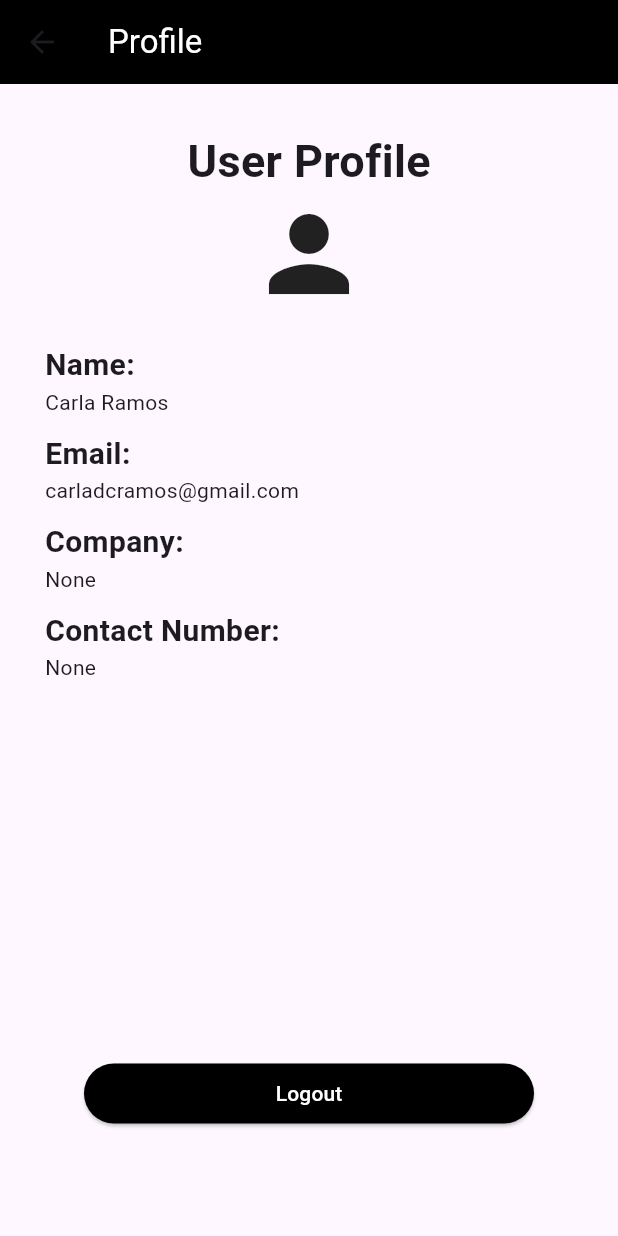
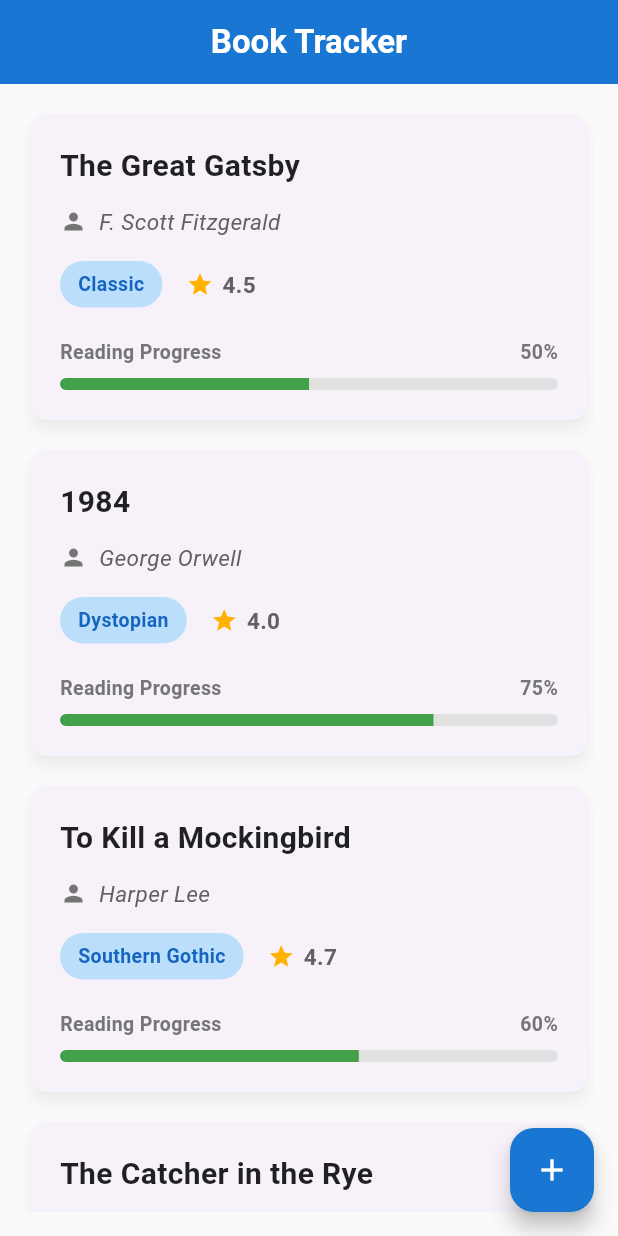
Before and after one commit to carladcramos/book_tracker, a Flutter app: the Dashboard screen opened directly, on a phone screen of 412 x 824 dp. Run offline on Flutter 3.47's test engine with Material 3 defaults, Android fonts, the phone set to English and light mode, and no system bars; Roboto replaces fonts that are missing (Times New Roman).

Commit message:
add book

```diff
--- a/lib/pages/Books.dart
+++ b/lib/pages/Books.dart
@@ -2,7 +2,7 @@ class Books{
   String title;
   String author;
   String genre;
-  String rating;
+  double rating;
   String progress;
 
   Books({
--- a/lib/pages/ItemCard.dart
+++ b/lib/pages/ItemCard.dart
@@ -17,7 +17,7 @@ class ItemCard extends StatelessWidget {
         borderRadius: BorderRadius.circular(12),
       ),
       child: Padding(
-        padding: const EdgeInsets.all(16.0),
+        padding: const EdgeInsets.all(20.0),
         child: Column(
           crossAxisAlignment: CrossAxisAlignment.start,
           children: [
@@ -25,71 +25,73 @@ class ItemCard extends StatelessWidget {
             Text(
               books.title,
               style: const TextStyle(
-                fontSize: 18,
+                fontSize: 20,
                 fontWeight: FontWeight.bold,
                 color: Colors.black87,
               ),
             ),
-            const SizedBox(height: 8),
+            const SizedBox(height: 12),
 
             // Author
             Row(
               children: [
-                Icon(Icons.person, size: 16, color: Colors.grey[600]),
-                const SizedBox(width: 4),
-                Text(
+                Icon(Icons.person, size: 18, color: Colors.grey[600]),
+                const SizedBox(width: 8),
+                Expanded(
+                  child: Text(
                     books.author,
                     style: TextStyle(
-                    fontSize: 14,
+                      fontSize: 15,
                       color: Colors.grey[700],
                       fontStyle: FontStyle.italic,
                     ),
                   ),
+                ),
               ],
             ),
-            const SizedBox(height: 8),
+            const SizedBox(height: 16),
 
             // Genre and Rating Row
             Row(
               children: [
                 // Genre
                 Container(
-                  padding: const EdgeInsets.symmetric(horizontal: 8, vertical: 4),
+                  padding: const EdgeInsets.symmetric(horizontal: 12, vertical: 6),
                   decoration: BoxDecoration(
                     color: Colors.blue[100],
-                    borderRadius: BorderRadius.circular(12),
+                    borderRadius: BorderRadius.circular(16),
                   ),
                   child: Text(
                     books.genre,
                     style: TextStyle(
-                      fontSize: 12,
+                      fontSize: 13,
                       color: Colors.blue[800],
-                      fontWeight: FontWeight.w500,
+                      fontWeight: FontWeight.w600,
                     ),
                   ),
                 ),
-                const SizedBox(width: 12),
+                const SizedBox(width: 16),
 
                 // Rating
                 Row(
                   children: [
-                    Icon(Icons.star, size: 16, color: Colors.amber[600]),
-                    const SizedBox(width: 4),
+                    Icon(Icons.star, size: 18, color: Colors.amber[600]),
+                    const SizedBox(width: 6),
                     Text(
-                      books.rating,
+                      books.rating.toString(),
                       style: TextStyle(
-                        fontSize: 14,
+                        fontSize: 15,
                         color: Colors.grey[700],
-                        fontWeight: FontWeight.w500,
+                        fontWeight: FontWeight.w600,
                       ),
                     ),
                   ],
                 ),
               ],
             ),
-            const SizedBox(height: 12),
+            const SizedBox(height: 20),
 
-            // Progress Bar
+            // Progress Section
             Column(
               crossAxisAlignment: CrossAxisAlignment.start,
               children: [
@@ -97,29 +99,32 @@ class ItemCard extends StatelessWidget {
                   mainAxisAlignment: MainAxisAlignment.spaceBetween,
                   children: [
                     Text(
-                      'Progress',
+                      'Reading Progress',
                       style: TextStyle(
-                        fontSize: 12,
+                        fontSize: 13,
                         color: Colors.grey[600],
-                        fontWeight: FontWeight.w500,
+                        fontWeight: FontWeight.w600,
                       ),
                     ),
                     Text(
                       books.progress,
                       style: TextStyle(
-                        fontSize: 12,
+                        fontSize: 13,
                         color: Colors.grey[600],
-                        fontWeight: FontWeight.w500,
+                        fontWeight: FontWeight.w600,
                       ),
                     ),
                   ],
                 ),
-                const SizedBox(height: 4),
-                LinearProgressIndicator(
+                const SizedBox(height: 8),
+                ClipRRect(
+                  borderRadius: BorderRadius.circular(6),
+                  child: LinearProgressIndicator(
                     value: _parseProgress(books.progress),
                     backgroundColor: Colors.grey[300],
                     valueColor: AlwaysStoppedAnimation<Color>(Colors.green[600]!),
-                  borderRadius: BorderRadius.circular(4),
+                    minHeight: 8,
+                  ),
                 ),
               ],
             ),
--- a/lib/pages/ListItems.dart
+++ b/lib/pages/ListItems.dart
@@ -11,11 +11,11 @@ class ListItems extends StatefulWidget {
 
 class _ListItemsState extends State<ListItems> {
   List<Books> books = [
-    Books(title: 'The Great Gatsby', author: 'F. Scott Fitzgerald', genre: 'Classic', rating: '4.5', progress: '50%'),
-    Books(title: '1984', author: 'George Orwell', genre: 'Dystopian', rating: '4.0', progress: '75%'),
-    Books(title: 'To Kill a Mockingbird', author: 'Harper Lee', genre: 'Southern Gothic', rating: '4.7', progress: '60%'),
-    Books(title: 'The Catcher in the Rye', author: 'J.D. Salinger', genre: 'Coming-of-age', rating: '4.2', progress: '80%'),
-    Books(title: 'The Lord of the Rings', author: 'J.R.R. Tolkien', genre: 'Fantasy', rating: '4.8', progress: '90%'),
+    Books(title: 'The Great Gatsby', author: 'F. Scott Fitzgerald', genre: 'Classic', rating: 4.5, progress: '50%'),
+    Books(title: '1984', author: 'George Orwell', genre: 'Dystopian', rating: 4.0, progress: '75%'),
+    Books(title: 'To Kill a Mockingbird', author: 'Harper Lee', genre: 'Southern Gothic', rating: 4.7, progress: '60%'),
+    Books(title: 'The Catcher in the Rye', author: 'J.D. Salinger', genre: 'Coming-of-age', rating: 4.2, progress: '80%'),
+    Books(title: 'The Lord of the Rings', author: 'J.R.R. Tolkien', genre: 'Fantasy', rating: 4.8, progress: '90%'),
   ];
 
   @override
--- a/lib/pages/dashboard.dart
+++ b/lib/pages/dashboard.dart
@@ -1,168 +1,91 @@
 import 'package:flutter/material.dart';
+import 'AddBook.dart';
+import 'Books.dart';
+import 'ItemCard.dart';
 
-class Dashboard extends StatelessWidget {
-  const Dashboard ({super.key});
+class Dashboard extends StatefulWidget {
+  const Dashboard({super.key});
 
-  void _showUnderConstruction(BuildContext context) {
-    showDialog(
-      context: context,
-      builder: (context) => AlertDialog(
-        title: const Text("Notice"),
-        content: const Text("Logout is under construction."),
-        actions: [
-          TextButton(
-            onPressed: () => Navigator.pop(context),
-            child: const Text("OK"),
-          ),
-        ],
-      ),
-    );
+  @override
+  State<Dashboard> createState() => _DashboardState();
 }
+
+class _DashboardState extends State<Dashboard> {
+  List<Books> books = [
+    Books(title: 'The Great Gatsby', author: 'F. Scott Fitzgerald', genre: 'Classic', rating: 4.5, progress: '50%'),
+    Books(title: '1984', author: 'George Orwell', genre: 'Dystopian', rating: 4.0, progress: '75%'),
+    Books(title: 'To Kill a Mockingbird', author: 'Harper Lee', genre: 'Southern Gothic', rating: 4.7, progress: '60%'),
+    Books(title: 'The Catcher in the Rye', author: 'J.D. Salinger', genre: 'Coming-of-age', rating: 4.2, progress: '80%'),
+    Books(title: 'The Lord of the Rings', author: 'J.R.R. Tolkien', genre: 'Fantasy', rating: 4.8, progress: '90%'),
+  ];
+
 
   @override
   Widget build(BuildContext context) {
     return Scaffold(
+      backgroundColor: Colors.grey[50],
       appBar: AppBar(
         title: const Text(
-          'Profile',
-          style: TextStyle(color: Colors.white),
+          'Book Tracker',
+          style: TextStyle(
+            fontWeight: FontWeight.bold,
+            color: Colors.white,
           ),
-        backgroundColor: Colors.black,
         ),
-      body: Container(
-        margin: const EdgeInsets.fromLTRB(0, 30, 0, 0),
+        backgroundColor: Colors.blue[700],
+        elevation: 0,
+        centerTitle: true,
+      ),
+      floatingActionButton: FloatingActionButton(
+        onPressed: () {
+          Navigator.push(
+            context,
+            MaterialPageRoute(builder: (context) => const AddBook()),
+          );
+        },
+        backgroundColor: Colors.blue[700],
+        foregroundColor: Colors.white,
+        child: const Icon(Icons.add),
+      ),
+
+      body: Padding(
+        padding: const EdgeInsets.all(16.0),
+        child: books.isEmpty
+            ? const Center(
                 child: Column(
-          children: [
-            const Row(
                   mainAxisAlignment: MainAxisAlignment.center,
                   children: [
+                    Icon(
+                      Icons.book_outlined,
+                      size: 80,
+                      color: Colors.grey,
+                    ),
+                    SizedBox(height: 16),
                     Text(
-                  'User Profile',
-                  style: TextStyle(fontWeight: FontWeight.bold, fontSize: 30),
+                      'No books yet',
+                      style: TextStyle(
+                        fontSize: 18,
+                        color: Colors.grey,
+                        fontWeight: FontWeight.w500,
                       ),
-              ],
                     ),
-            const Row(
-              mainAxisAlignment: MainAxisAlignment.center,
-              children: [
-                Icon(Icons.person, size: 80),
-              ],
-            ),
-            Column(
-              children: [
-                Container(
-                  margin: const EdgeInsets.fromLTRB(30, 20, 0, 0),
-                  child: const Row(
-                    children: [
+                    SizedBox(height: 8),
                     Text(
-                        'Name:',
+                      'Tap the + button to add your first book',
                       style: TextStyle(
-                          fontWeight: FontWeight.bold,
-                          fontSize: 20,
-                          fontFamily: 'Times New Roman',
+                        fontSize: 14,
+                        color: Colors.grey,
                       ),
                     ),
                   ],
                 ),
-                ),
-                const Row(
-                  children: [
-                    Padding(
-                      padding: EdgeInsets.fromLTRB(30, 0, 0, 0),
-                      child: Text('Carla Ramos'),
-                    ),
-                  ],
-                ),
-                Container(
-                  margin: const EdgeInsets.fromLTRB(30, 10, 0, 0),
-                  child: const Row(
-                    children: [
-                      Text(
-                        'Email:',
-                        style: TextStyle(
-                          fontWeight: FontWeight.bold,
-                          fontSize: 20,
-                          fontFamily: 'Times New Roman',
-                        ),
-                      ),
-                    ],
-                  ),
-                ),
-                const Row(
-                  children: [
-                    Padding(
-                      padding: EdgeInsets.fromLTRB(30, 0, 0, 0),
-                      child: Text('carladcramos@gmail.com'),
-                    ),
-                  ],
-                ),
-                Container(
-                  margin: const EdgeInsets.fromLTRB(30, 10, 0, 0),
-                  child: const Row(
-                    children: [
-                      Text(
-                        'Company:',
-                        style: TextStyle(
-                          fontWeight: FontWeight.bold,
-                          fontSize: 20,
-                          fontFamily: 'Times New Roman',
-                        ),
-                      ),
-                    ],
-                  ),
-                ),
-                const Row(
-                  children: [
-                    Padding(
-                      padding: EdgeInsets.fromLTRB(30, 0, 0, 0),
-                      child: Text('None'),
-                    ),
-                  ],
-                ),
-                const Row(
-                  children: [
-                    Padding(
-                      padding: EdgeInsets.fromLTRB(30, 10, 0, 0),
-                      child: Text(
-                        'Contact Number:',
-                        style: TextStyle(
-                          fontWeight: FontWeight.bold,
-                          fontSize: 20,
-                          fontFamily: 'Times New Roman',
-                        ),
-                      ),
-                    ),
-                  ],
-                ),
-                const Row(
-                  children: [
-                    Padding(
-                      padding: EdgeInsets.fromLTRB(30, 0, 0, 0),
-                      child: Text('None'),
-                    ),
-                  ],
-                ),
-                Column(
-                  children: [
-                    Container(
-                      margin: const EdgeInsets.fromLTRB(0, 250, 0, 0),
-                      width: 300,
-                      child: ElevatedButton(
-                        onPressed: () => _showUnderConstruction(context),
-                        style: ElevatedButton.styleFrom(
-                          backgroundColor: Colors.black,
-                        ),
-                        child: const Text(
-                          'Logout',
-                          style: TextStyle(color: Colors.white),
-                        ),
-                      ),
-                    ),
-                  ],
-                ),
-              ],
-            ),
-          ],
+              )
+            : ListView.separated(
+                itemCount: books.length,
+                separatorBuilder: (context, index) => const SizedBox(height: 12),
+                itemBuilder: (context, index) {
+                  return ItemCard(books: books[index]);
+                },
               ),
       ),
     );
```
Also changed, not shown: lib/main.dart (+7 -3 lines), lib/pages/AddBook.dart (added, +152 -0 lines). Lines whose indentation alone changed are shown as unchanged.
